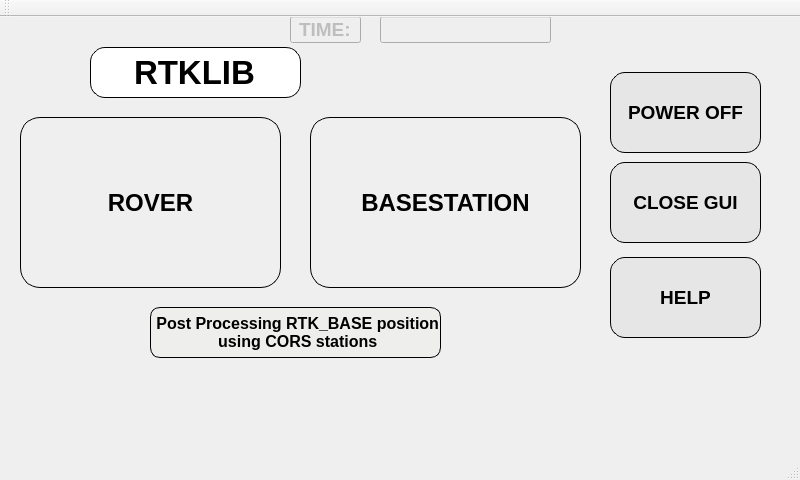
Qt form RTKBASE/mainwindow.ui (Francklin2/RTKLIB_Touchscreen_GUI) before a commit.
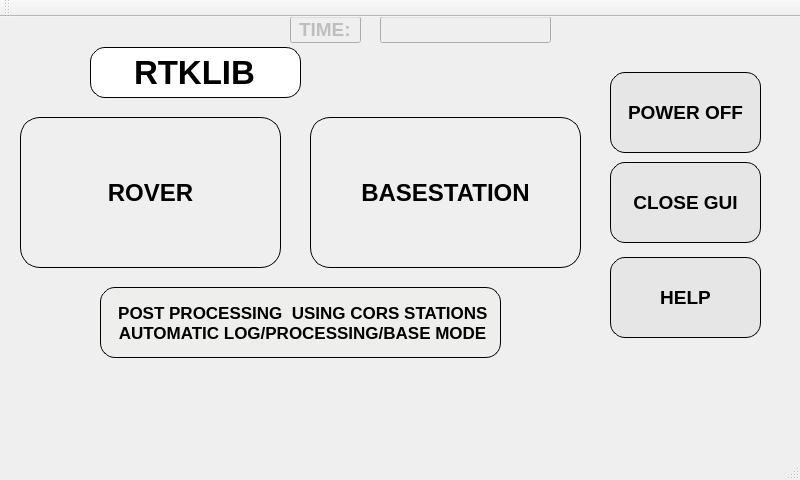
The same form after that commit.

Commit message: Add base auto status

Diff of the .ui file:
```diff
--- a/RTKBASE/mainwindow.ui
+++ b/RTKBASE/mainwindow.ui
@@ -20,7 +20,7 @@
       <x>20</x>
       <y>100</y>
       <width>261</width>
-      <height>171</height>
+      <height>151</height>
      </rect>
     </property>
     <property name="font">
@@ -44,7 +44,7 @@
       <x>310</x>
       <y>100</y>
       <width>271</width>
-      <height>171</height>
+      <height>151</height>
      </rect>
     </property>
     <property name="font">
@@ -261,15 +261,15 @@
    <widget class="QPushButton" name="RTK_BASE_position">
     <property name="geometry">
      <rect>
-      <x>150</x>
-      <y>290</y>
-      <width>291</width>
-      <height>51</height>
+      <x>100</x>
+      <y>270</y>
+      <width>401</width>
+      <height>71</height>
      </rect>
     </property>
     <property name="font">
      <font>
-      <pointsize>12</pointsize>
+      <pointsize>13</pointsize>
       <weight>75</weight>
       <bold>true</bold>
      </font>
@@ -279,11 +279,11 @@
 border-style: solid;
 border-color: black;
 border-width: 1px;
-border-radius: 10px;</string>
+border-radius: 15px;</string>
     </property>
     <property name="text">
-     <string> Post Processing RTK_BASE position 
-  using CORS stations </string>
+     <string> POST PROCESSING  USING CORS STATIONS  
+ AUTOMATIC LOG/PROCESSING/BASE MODE</string>
     </property>
    </widget>
    <zorder>RoverButton</zorder>
```
The commit also changes 10 other files.
